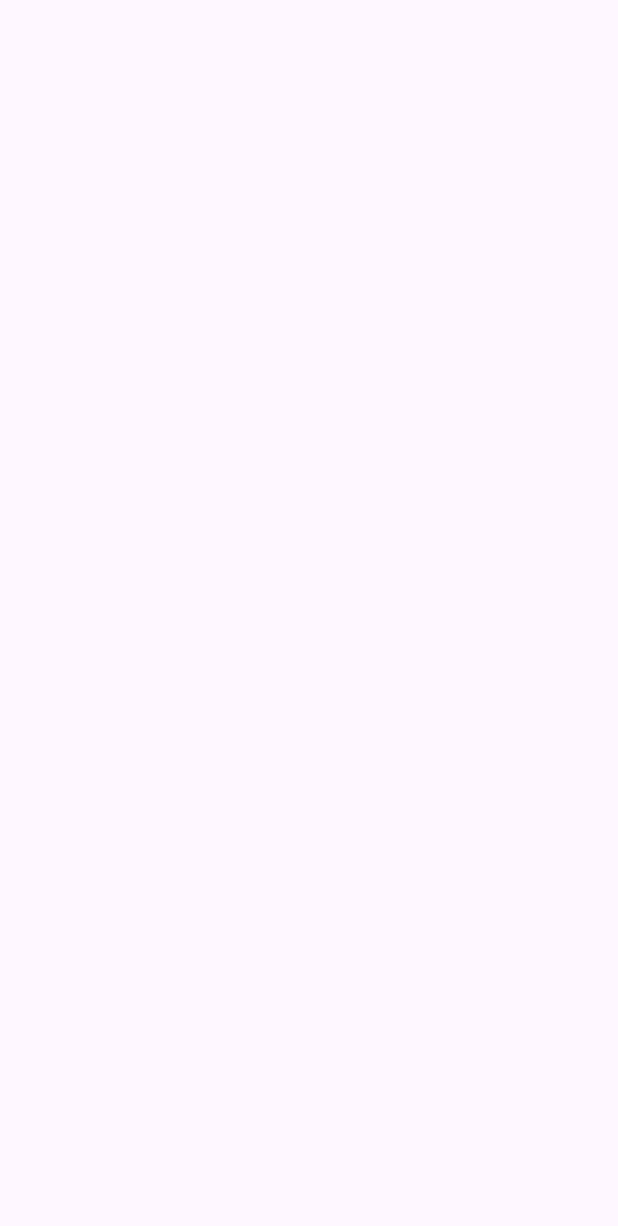
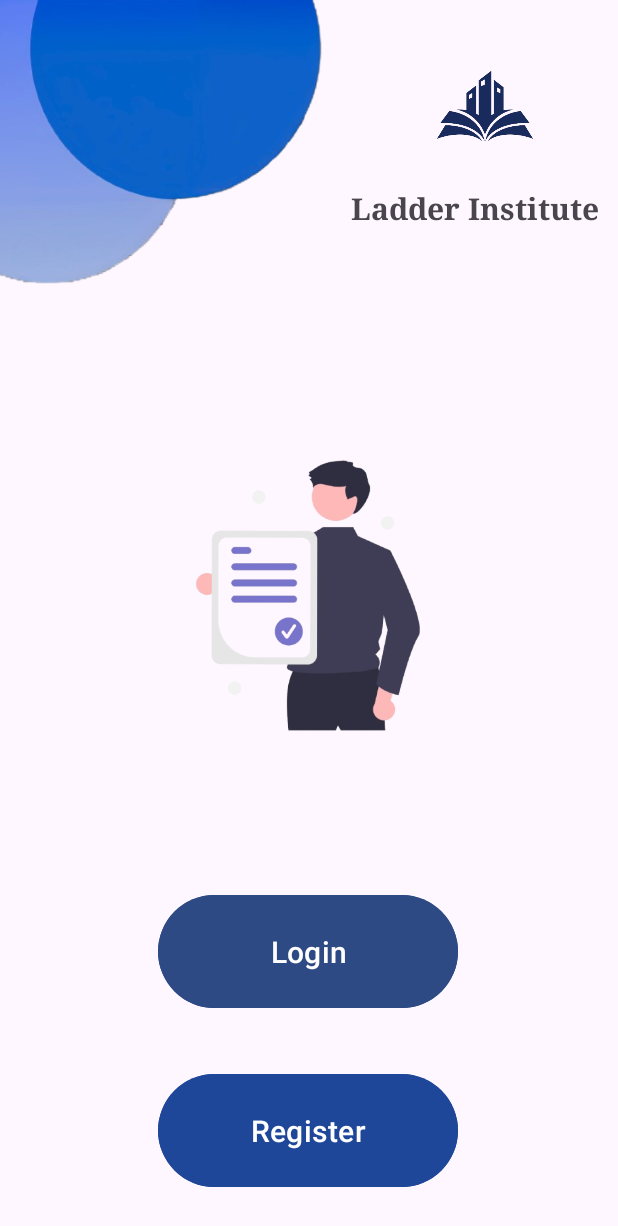
Before and after one commit to sethmiduhimsara/Mad_App, an Android app: the page4 screen opened directly, with no data from a screen before it, on a phone screen of 412 x 824 dp. Before the commit the part shown is empty. Shown: the top 1226 px of the screen. Run offline under Robolectric (Android 15) with nearby library versions, the phone set to English and light mode, and no system bars.

Commit message:
4th page

```diff
--- a/app/src/main/java/com/example/myapplication12/page3.kt
+++ b/app/src/main/java/com/example/myapplication12/page3.kt
@@ -28,3 +28,4 @@ class page3 : AppCompatActivity() {
         }
     }
 }
+//testing
--- a/app/src/main/java/com/example/myapplication12/page4.kt
+++ b/app/src/main/java/com/example/myapplication12/page4.kt
@@ -1,6 +1,8 @@
 package com.example.myapplication12
 
 import android.os.Bundle
+import android.view.Window
+import android.view.WindowManager
 import androidx.activity.enableEdgeToEdge
 import androidx.appcompat.app.AppCompatActivity
 import androidx.core.view.ViewCompat
@@ -9,6 +11,13 @@ import androidx.core.view.WindowInsetsCompat
 class page4 : AppCompatActivity() {
     override fun onCreate(savedInstanceState: Bundle?) {
         super.onCreate(savedInstanceState)
+        // Remove the title bar
+        requestWindowFeature(Window.FEATURE_NO_TITLE);
+
+        // Remove the status bar
+        getWindow().setFlags(
+            WindowManager.LayoutParams.FLAG_FULLSCREEN,
+            WindowManager.LayoutParams.FLAG_FULLSCREEN);
         enableEdgeToEdge()
         setContentView(R.layout.activity_page4)
         ViewCompat.setOnApplyWindowInsetsListener(findViewById(R.id.main)) { v, insets ->
--- a/app/src/main/res/layout/activity_page3.xml
+++ b/app/src/main/res/layout/activity_page3.xml
@@ -107,17 +107,6 @@
         app:layout_constraintTop_toBottomOf="@+id/textView6" />
 
     <TextView
-        android:id="@+id/textView9"
-        android:layout_width="wrap_content"
-        android:layout_height="wrap_content"
-        android:layout_marginTop="56dp"
-        android:text="TextView"
-        app:layout_constraintEnd_toEndOf="parent"
-        app:layout_constraintHorizontal_bias="0.509"
-        app:layout_constraintStart_toStartOf="parent"
-        app:layout_constraintTop_toBottomOf="@+id/textView7" />
-
-    <TextView
         android:id="@+id/textView11"
         android:layout_width="wrap_content"
         android:layout_height="wrap_content"
@@ -137,12 +126,12 @@
         android:text="Interactive Learning"
         android:textSize="18dp"
         app:layout_constraintEnd_toEndOf="parent"
-        app:layout_constraintHorizontal_bias="0.093"
+        app:layout_constraintHorizontal_bias="0.09"
         app:layout_constraintStart_toEndOf="@+id/imageView8"
         app:layout_constraintTop_toBottomOf="@+id/textView9" />
 
     <Button
-        android:id="@+id/button"
+        android:id="@+id/button4"
         android:layout_width="200dp"
         android:layout_height="83dp"
         android:layout_marginBottom="16dp"
--- a/app/src/main/res/layout/activity_page4.xml
+++ b/app/src/main/res/layout/activity_page4.xml
@@ -7,4 +7,80 @@
     android:layout_height="match_parent"
     tools:context=".page4">
 
+    <ImageView
+        android:id="@+id/imageView12"
+        android:layout_width="561dp"
+        android:layout_height="189dp"
+        android:layout_marginStart="32dp"
+        app:layout_constraintEnd_toEndOf="parent"
+        app:layout_constraintHorizontal_bias="0.58"
+        app:layout_constraintStart_toStartOf="parent"
+        app:layout_constraintTop_toTopOf="parent"
+        app:srcCompat="@drawable/emhance2_main" />
+
+    <ImageView
+        android:id="@+id/imageView13"
+        android:layout_width="112dp"
+        android:layout_height="106dp"
+        android:layout_marginStart="25dp"
+        android:layout_marginTop="17dp"
+        app:layout_constraintEnd_toEndOf="parent"
+        app:layout_constraintHorizontal_bias="0.882"
+        app:layout_constraintStart_toStartOf="parent"
+        app:layout_constraintTop_toTopOf="@+id/imageView12"
+        app:srcCompat="@drawable/logo_preview" />
+
+    <TextView
+        android:id="@+id/textView8"
+        android:layout_width="174dp"
+        android:layout_height="45dp"
+        android:layout_marginTop="2dp"
+        android:layout_marginEnd="4dp"
+        android:fontFamily="serif"
+        android:text="Ladder Institute"
+        android:textSize="20sp"
+        android:textStyle="bold"
+        app:layout_constraintEnd_toEndOf="parent"
+        app:layout_constraintTop_toBottomOf="@+id/imageView13" />
+
+    <ImageView
+        android:id="@+id/imageView14"
+        android:layout_width="256dp"
+        android:layout_height="223dp"
+        android:layout_marginTop="96dp"
+        android:layout_marginBottom="176dp"
+        app:layout_constraintBottom_toTopOf="@+id/button3"
+        app:layout_constraintEnd_toEndOf="parent"
+        app:layout_constraintHorizontal_bias="0.496"
+        app:layout_constraintStart_toStartOf="parent"
+        app:layout_constraintTop_toBottomOf="@+id/imageView12"
+        app:srcCompat="@drawable/login_img" />
+
+    <Button
+        android:id="@+id/button3"
+        android:layout_width="200dp"
+        android:layout_height="83dp"
+        android:layout_marginTop="84dp"
+        android:backgroundTint="#2D4A84"
+        android:text="Login"
+        android:textSize="20sp"
+        app:layout_constraintEnd_toEndOf="parent"
+        app:layout_constraintHorizontal_bias="0.497"
+        app:layout_constraintStart_toStartOf="parent"
+        app:layout_constraintTop_toBottomOf="@+id/imageView14" />
+
+    <Button
+        android:id="@+id/button5"
+        android:layout_width="200dp"
+        android:layout_height="83dp"
+        android:layout_marginTop="36dp"
+        android:backgroundTint="#1F4799"
+        android:text="Register"
+        android:textSize="20sp"
+        app:layout_constraintBottom_toBottomOf="parent"
+        app:layout_constraintEnd_toEndOf="parent"
+        app:layout_constraintHorizontal_bias="0.497"
+        app:layout_constraintStart_toStartOf="parent"
+        app:layout_constraintTop_toBottomOf="@+id/button3"
+        app:layout_constraintVertical_bias="0.0" />
 </androidx.constraintlayout.widget.ConstraintLayout>
```
Also changed, not shown: app/src/main/res/drawable/login_img.png (added).
